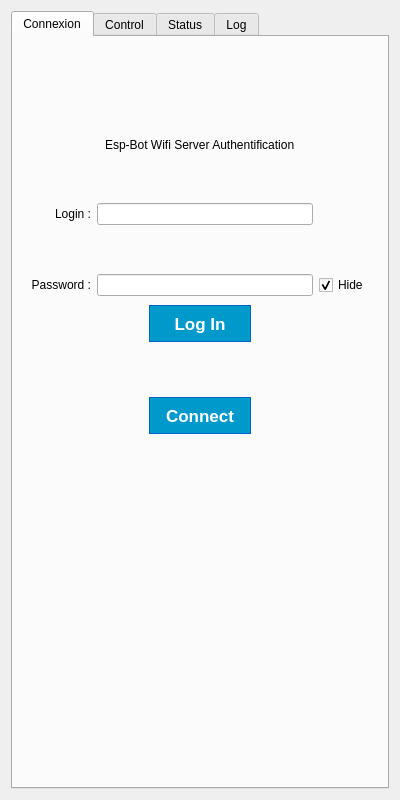
Before: the Qt Designer form appwindow.ui in msmouni/esp-bot-client, drawn with Qt 5.
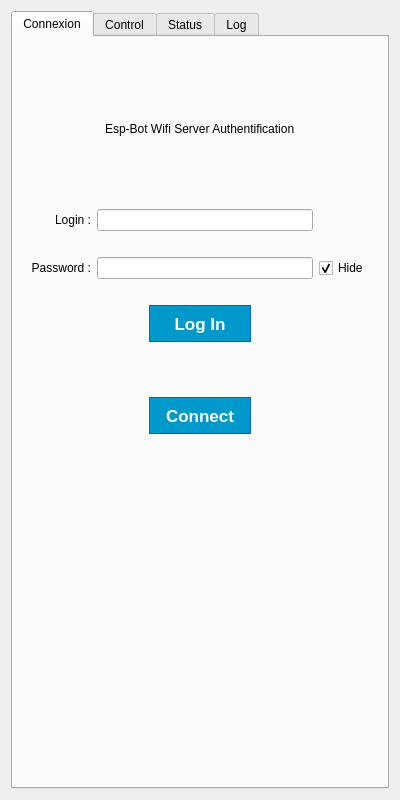
After: the same form once the commit is applied.

```diff
--- a/appwindow.ui
+++ b/appwindow.ui
@@ -281,6 +281,22 @@
                </item>
               </layout>
              </item>
+             <item>
+              <spacer name="verticalSpacer_9">
+               <property name="orientation">
+                <enum>Qt::Vertical</enum>
+               </property>
+               <property name="sizeType">
+                <enum>QSizePolicy::Minimum</enum>
+               </property>
+               <property name="sizeHint" stdset="0">
+                <size>
+                 <width>20</width>
+                 <height>40</height>
+                </size>
+               </property>
+              </spacer>
+             </item>
              <item>
               <layout class="QGridLayout" name="gridLayout">
                <item row="2" column="1">
@@ -340,13 +356,29 @@
                  <property name="sizeHint" stdset="0">
                   <size>
                    <width>20</width>
-                   <height>40</height>
+                   <height>20</height>
                   </size>
                  </property>
                 </spacer>
                </item>
               </layout>
              </item>
+             <item>
+              <spacer name="verticalSpacer_10">
+               <property name="orientation">
+                <enum>Qt::Vertical</enum>
+               </property>
+               <property name="sizeType">
+                <enum>QSizePolicy::Minimum</enum>
+               </property>
+               <property name="sizeHint" stdset="0">
+                <size>
+                 <width>20</width>
+                 <height>20</height>
+                </size>
+               </property>
+              </spacer>
+             </item>
              <item>
               <layout class="QHBoxLayout" name="horizontalLayout_5">
                <item>
```
Left out of the diff: 40 changed lines with no effect on the pictures.
